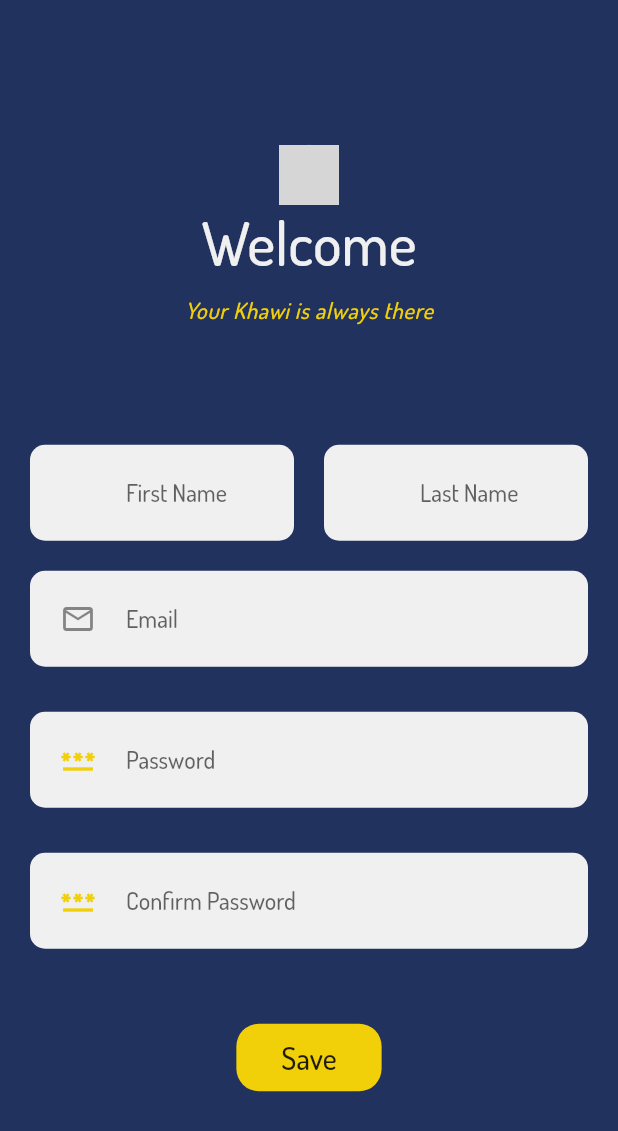
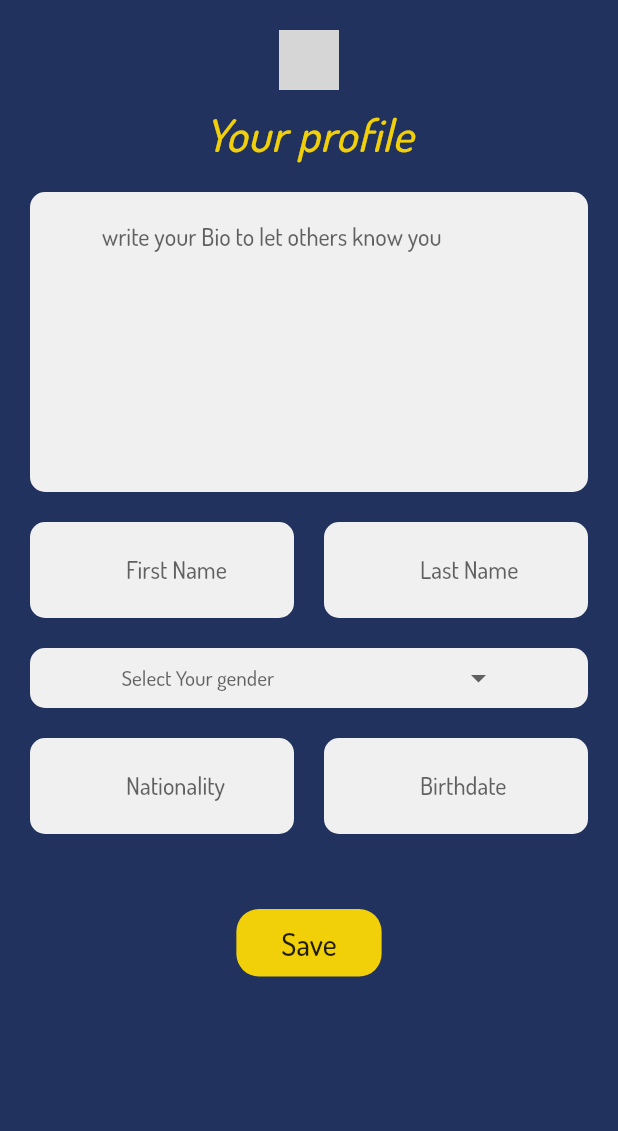
Before and after one commit to B6xb/Flutter_Weekend, a Flutter app: the ProfilePage screen opened directly, on a phone screen of 412 x 824 dp. Shown: the top 1131 px of the screen. Run offline on Flutter 3.47's test engine with Material 2 defaults, Android fonts, the light colour scheme and no system bars; drawn by our look-alikes of dropdown_button2; our stand-ins replace cloud_firestore, date_field, firebase_auth, firebase_core, flutter_riverpod, flutter_snake_navigationbar; accounts and stored records are empty; network calls fail; grey boxes are pictures that could not be loaded.

Commit message:
update profilePage

```diff
--- a/lib/main.dart
+++ b/lib/main.dart
@@ -7,6 +7,7 @@ import 'package:khawi/screens/offersPage.dart';
 import 'package:khawi/screens/ordersPage.dart';
 import 'package:khawi/screens/packagePage.dart';
 import 'package:firebase_core/firebase_core.dart';
+import 'package:khawi/screens/profilePage.dart';
 import 'firebase_options.dart';
 import 'screens/khawiSignIn.dart';
 
@@ -26,7 +27,7 @@ class MyApp extends StatelessWidget {
     return MaterialApp(
       theme: ThemeData(fontFamily: 'Dosis'),
       title: 'Khawi',
-      home: GetPage.getHomePage(),
+      home: ProfilePage(),
     );
   }
 }
--- a/lib/screens/profilePage.dart
+++ b/lib/screens/profilePage.dart
@@ -1,15 +1,46 @@
 import 'package:flutter/cupertino.dart';
 import 'package:flutter/material.dart';
+import 'package:dropdown_button2/dropdown_button2.dart';
+import 'package:date_field/date_field.dart';
+import 'package:khawi/classes/tourist.dart';
 
 import '../constants.dart';
 import 'dummy.dart';
 
-class ProfilePage extends StatelessWidget {
+class ProfilePage extends StatefulWidget {
   @override
+  State<ProfilePage> createState() => _ProfilePageState();
+}
+
+class _ProfilePageState extends State<ProfilePage> {
+  @override
+  final List<String> items = [
+    'Male',
+    'Female',
+  ];
+  String? selectedValue;
+
+  Tourist tourist = Tourist(
+    name: "aqeel",
+    email: "a@gmd",
+    accountCreationTime: DateTime.now(),
+    nationality: "saudi",
+    gender: "Male",
+    balance: 100,
+    birthDate: "12/1/1999",
+  );
+
+  final bioController = TextEditingController();
+  final firstNController = TextEditingController();
+  final lastNController = TextEditingController();
+  final genderController = TextEditingController();
+  final nationlityController = TextEditingController();
+  final birthController = TextEditingController();
   Widget build(BuildContext context) {
     // TODO: implement build
     return Scaffold(
-      body: Padding(
+      body: ListView(children: [
+        Padding(
           padding: const EdgeInsets.all(20.0),
           child: Column(
             mainAxisAlignment: MainAxisAlignment.center,
@@ -21,26 +52,47 @@ class ProfilePage extends StatelessWidget {
                     backgroundImage: NetworkImage(
                         "https://www.pngitem.com/pimgs/m/106-1068071_black-person-png-black-man-business-png-transparent.png"),
                   ),
-                Text(
-                  'Welcome',
-                  style: kMainTextStyle,
-                ),
                   const SizedBox(
                     height: 10,
                   ),
                   Text(
-                  'Your Khawi is always there',
+                    'Your profile',
                     style: kMainTextStyle.copyWith(
                       letterSpacing: 0.5,
                       fontStyle: FontStyle.italic,
-                    fontSize: 15,
+                      fontSize: 30,
                       color: kButtonsColor,
                     ),
                   ),
                 ],
               ),
               const SizedBox(
-              height: 80,
+                height: 20,
+              ),
+              Container(
+                decoration: BoxDecoration(
+                  borderRadius: BorderRadius.circular(10),
+                  color: kColor,
+                ),
+                height: 200,
+                child: TextField(
+                  controller: bioController,
+                  onChanged: (ind) {
+                    bioController.text;
+                  },
+                  cursorColor: kMainColor,
+                  decoration: InputDecoration(
+                      border:
+                          const OutlineInputBorder(borderSide: BorderSide.none),
+                      prefixIcon: const Padding(
+                        padding: EdgeInsets.all(20.0),
+                      ),
+                      fillColor: kColor,
+                      hintText: 'write your Bio to let others know you'),
+                ),
+              ),
+              const SizedBox(
+                height: 20,
               ),
               Row(
                 children: [
@@ -52,6 +104,7 @@ class ProfilePage extends StatelessWidget {
                         color: kColor,
                       ),
                       child: TextField(
+                        controller: firstNController,
                         cursorColor: kMainColor,
                         decoration: InputDecoration(
                           border: const OutlineInputBorder(
@@ -74,6 +127,7 @@ class ProfilePage extends StatelessWidget {
                         color: kColor,
                       ),
                       child: TextField(
+                        controller: lastNController,
                         cursorColor: kMainColor,
                         decoration: InputDecoration(
                           border: const OutlineInputBorder(
@@ -98,64 +152,92 @@ class ProfilePage extends StatelessWidget {
                   borderRadius: BorderRadius.circular(10),
                   color: kColor,
                 ),
-              child: TextField(
-                cursorColor: kMainColor,
-                decoration: InputDecoration(
-                  border: const OutlineInputBorder(borderSide: BorderSide.none),
-                  prefixIcon: const Padding(
-                    padding: EdgeInsets.all(20.0),
-                    child: Icon(Icons.email_outlined),
+                child: Center(
+                  child: DropdownButtonHideUnderline(
+                    child: DropdownButton2(
+                      hint: Text(
+                        'Select Your gender',
+                        style: TextStyle(
+                          fontSize: 14,
+                          color: Theme.of(context).hintColor,
                         ),
-                  fillColor: kColor,
-                  hintText: 'Email',
+                      ),
+                      items: items
+                          .map((item) => DropdownMenuItem<String>(
+                                value: item,
+                                child: Text(
+                                  item,
+                                  style: const TextStyle(
+                                    fontSize: 14,
+                                  ),
+                                ),
+                              ))
+                          .toList(),
+                      value: selectedValue,
+                      onChanged: (value) {
+                        setState(() {
+                          selectedValue = value as String;
+                        });
+                      },
+                      buttonHeight: 40,
+                      buttonWidth: 250,
+                      itemHeight: 40,
                     ),
                   ),
                 ),
-            const SizedBox(
-              height: 30,
               ),
-            Container(
+              SizedBox(
+                height: 20,
+              ),
+              Row(
+                children: [
+                  Expanded(
+                    child: Container(
+                      margin: const EdgeInsets.only(right: 10),
                       decoration: BoxDecoration(
                         borderRadius: BorderRadius.circular(10),
                         color: kColor,
                       ),
                       child: TextField(
+                        controller: nationlityController,
                         cursorColor: kMainColor,
-                obscureText: true,
                         decoration: InputDecoration(
-                  focusColor: Colors.green,
-                  border: const OutlineInputBorder(borderSide: BorderSide.none),
-                  prefixIconColor: kButtonsColor,
+                          border: const OutlineInputBorder(
+                              borderSide: BorderSide.none),
                           prefixIcon: const Padding(
                             padding: EdgeInsets.all(20.0),
-                    child: Icon(Icons.password),
+                            child: Icon(null),
                           ),
-                  hintText: 'Password',
+                          fillColor: kColor,
+                          hintText: 'Nationality',
                         ),
                       ),
                     ),
-            const SizedBox(
-              height: 30,
                   ),
-            Container(
+                  Expanded(
+                    child: Container(
+                      margin: const EdgeInsets.only(left: 10),
                       decoration: BoxDecoration(
                         borderRadius: BorderRadius.circular(10),
                         color: kColor,
                       ),
                       child: TextField(
+                        controller: birthController,
                         cursorColor: kMainColor,
-                obscureText: true,
                         decoration: InputDecoration(
-                  focusColor: Colors.green,
-                  border: const OutlineInputBorder(borderSide: BorderSide.none),
-                  prefixIconColor: kButtonsColor,
+                          border: const OutlineInputBorder(
+                              borderSide: BorderSide.none),
                           prefixIcon: const Padding(
                             padding: EdgeInsets.all(20.0),
-                    child: Icon(Icons.password),
+                            child: Icon(null),
                           ),
-                  hintText: 'Confirm Password',
+                          fillColor: kColor,
+                          hintText: 'Birthdate',
                         ),
                       ),
+                    ),
+                  ),
+                ],
               ),
               SizedBox(
                 height: 50,
@@ -182,7 +264,18 @@ class ProfilePage extends StatelessWidget {
             ],
           ),
         ),
+      ]),
       backgroundColor: kMainColor,
     );
   }
 }
+
+//final String nationality;
+//   final String gender;
+//   String? birthDate;
+//   final DateTime accountCreationTime;
+//   double balance;
+//   // Not in constructor
+//   Package? currentPackage;
+//   String? bio;
+//   double? rate;
--- a/pubspec.yaml
+++ b/pubspec.yaml
@@ -41,6 +41,8 @@ dependencies:
   cloud_firestore: ^4.1.0
   firebase_auth: ^4.1.3
   flutter_riverpod: ^2.1.1
+  dropdown_button2: ^1.8.9
+  date_field: ^3.0.2
 
 dev_dependencies:
   flutter_test:
```
Also changed, not shown: pubspec.lock. Lines whose indentation alone changed are shown as unchanged.
